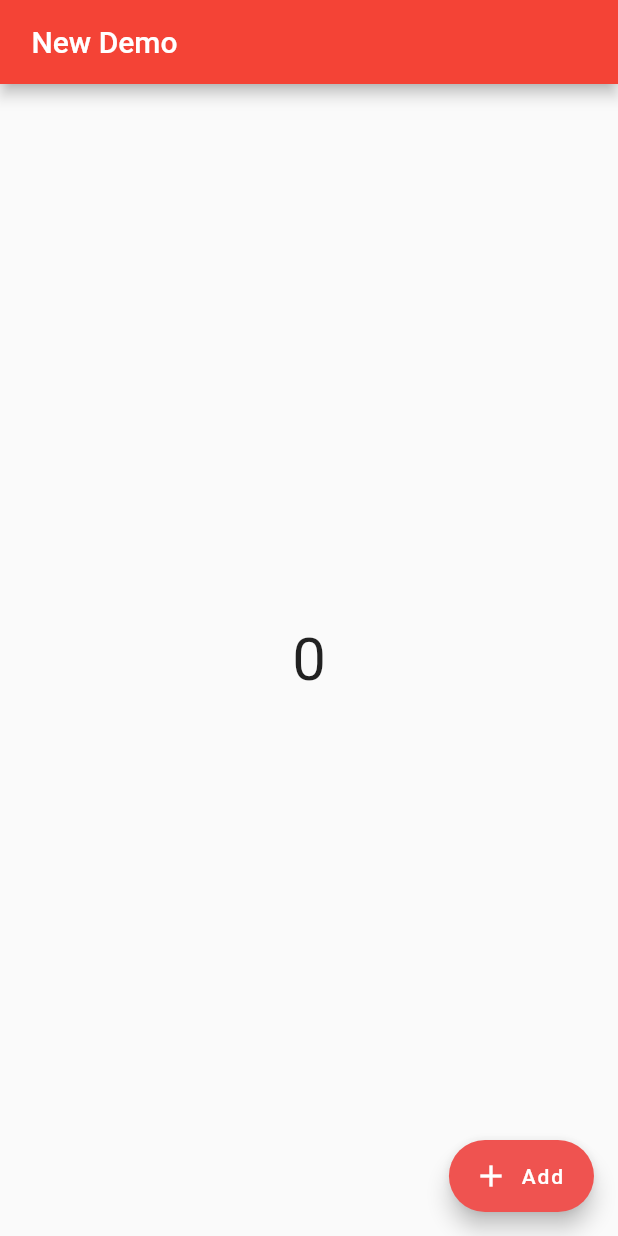
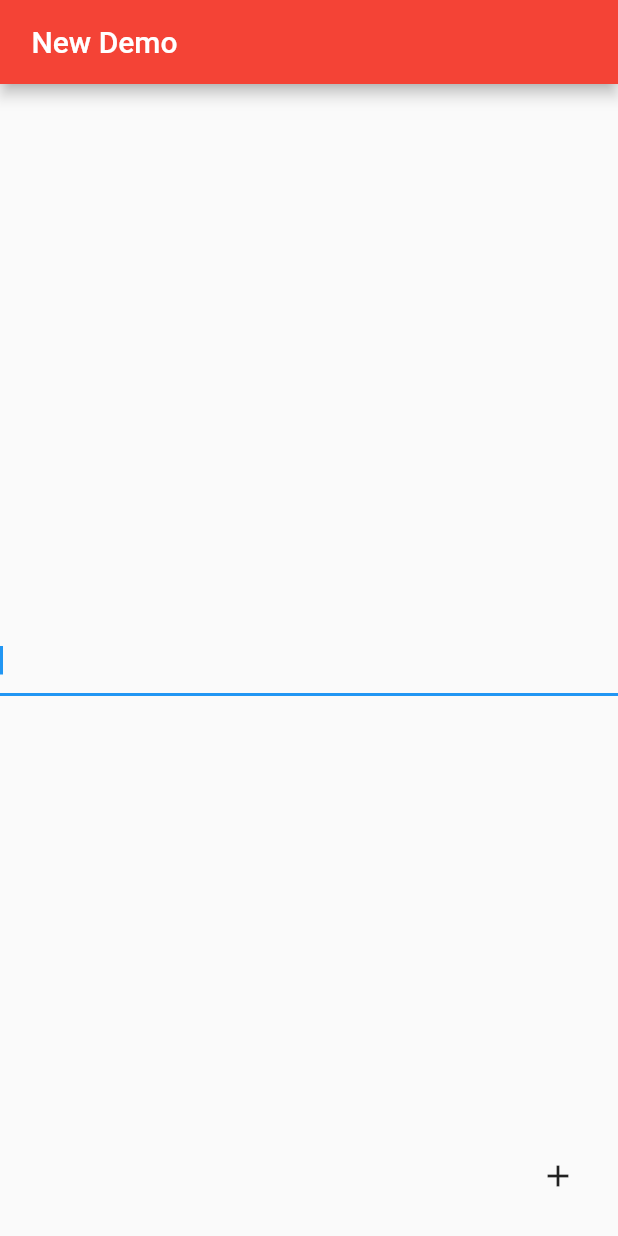
Before and after one commit to kishoreckd/List_card, a Flutter app: the screen it shows after launch, on a phone screen of 412 x 824 dp. Run offline on Flutter 3.47's test engine with Material 2 defaults, Android fonts, the phone set to English and light mode, and no system bars; our stand-ins replace toast.

```diff
--- a/lib/home.dart
+++ b/lib/home.dart
@@ -1,4 +1,4 @@
-// ignore_for_file: avoid_print
+// ignore_for_file: avoid_print, prefer_typing_uninitialized_variables
 
 import 'package:flutter/material.dart';
 
@@ -12,6 +12,23 @@ class MyApp extends StatefulWidget {
 class _MyAppState extends State<MyApp> {
   List<int> listItem = [1, 2, 3, 4, 5, 6, 7, 8, 9, 10, 11];
   var count = 0;
+
+  var textController;
+
+  @override
+  void initState() {
+    // TODO: implement initState
+    super.initState();
+    textController = TextEditingController();
+  }
+
+  @override
+  void dispose() {
+    // TODO: implement dispose
+    textController.dispose();
+    super.dispose();
+  }
+
   @override
   Widget build(BuildContext context) {
     return MaterialApp(
@@ -21,24 +38,44 @@ class _MyAppState extends State<MyApp> {
           backgroundColor: Colors.red,
         ),
         body: Center(
-            child: Text(
-              '$count',
-              style: TextStyle(fontSize: 40.0),
+          child: TextField(
+            autofocus: true,
+            controller: textController,
+            enabled: true,
+            enableInteractiveSelection: false,
+            enableSuggestions: false,
+            keyboardType: TextInputType.emailAddress,
+            obscureText: true,
           ),
         ),
-          floatingActionButton: FloatingActionButton.extended(
-            onPressed: () => {
-              print('pressed'),
-              /***It targets only when the button pressed */
-              setState(() {
-                count++;
-              })
+        floatingActionButton: IconButton(
+          icon: Icon(Icons.add),
+          onPressed: () {
+            print(textController.text);
           },
-            label: Text('Add'),
-            icon: Icon(Icons.add),
-            backgroundColor: Colors.red[400],
-            tooltip: 'Tooltip',
-          )
+        ),
+
+        /**Set state implemented and Floating action button */
+        // body: Center(
+        //   child: Text(
+        //     '$count',
+        //     style: TextStyle(fontSize: 40.0),
+        //   ),
+        // ),
+        // floatingActionButton: FloatingActionButton.extended(
+        //   onPressed: () => {
+        //     print('pressed'),
+        //     /***It targets only when the button pressed */
+        //     setState(() {
+        //       count++;
+        //     })
+        //   },
+        //   label: Text('Add'),
+        //   icon: Icon(Icons.add),
+        //   backgroundColor: Colors.red[400],
+        //   tooltip: 'Tooltip',
+        // )
+
         /***List card shown using dismissible method */
         //   body: SizedBox(
         //       width: double.infinity,
```
Lines whose indentation alone changed are shown as unchanged.
